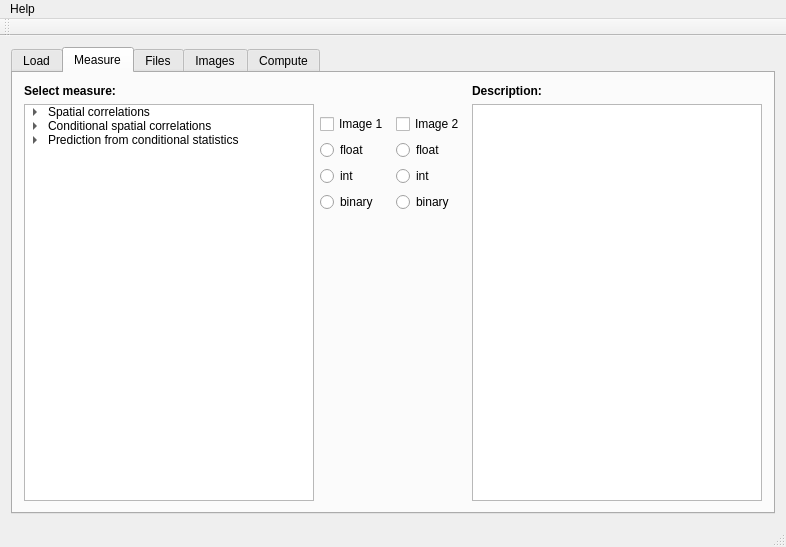
First picture: the form in src/gui_mainwindow.ui, repository tdegeus/GooseEYE, before the edit.
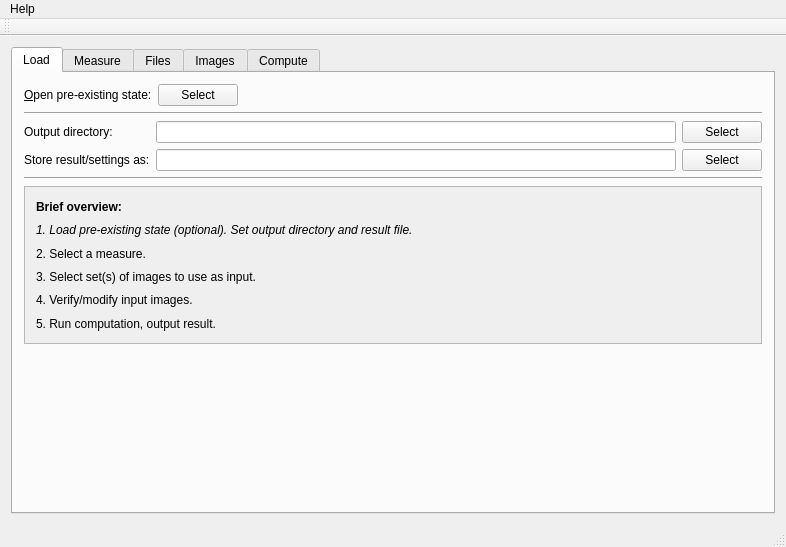
Second picture: the form after the edit. The open tabs and pages were chosen to show the change.

```diff
--- a/src/gui_mainwindow.ui
+++ b/src/gui_mainwindow.ui
@@ -20,12 +20,10 @@
       <property name="currentIndex">
        <number>2</number>
       </property>
-      <widget class="QWidget" name="tabWidgetPage1">
+      <widget class="QWidget" name="tabWidgetPage0">
        <attribute name="title">
         <string>Load</string>
        </attribute>
-       <layout class="QVBoxLayout" name="verticalLayout_11">
-        <item>
          <layout class="QVBoxLayout" name="verticalLayout_8">
           <item>
            <layout class="QHBoxLayout" name="horizontalLayout_25">
@@ -61,6 +59,55 @@
             </item>
            </layout>
           </item>
+        <item>
+         <widget class="Line" name="line_15">
+          <property name="orientation">
+           <enum>Qt::Horizontal</enum>
+          </property>
+         </widget>
+        </item>
+        <item>
+         <layout class="QGridLayout" name="gridLayout_3">
+          <item row="0" column="1">
+           <widget class="QLineEdit" name="tab0_outdir_lineEdit"/>
+          </item>
+          <item row="0" column="0">
+           <widget class="QLabel" name="label_2">
+            <property name="text">
+             <string>Output directory:</string>
+            </property>
+           </widget>
+          </item>
+          <item row="1" column="0">
+           <widget class="QLabel" name="label_3">
+            <property name="text">
+             <string>Store result/settings as:</string>
+            </property>
+           </widget>
+          </item>
+          <item row="1" column="1">
+           <widget class="QLineEdit" name="tab0_result_lineEdit">
+            <property name="text">
+             <string/>
+            </property>
+           </widget>
+          </item>
+          <item row="1" column="2">
+           <widget class="QPushButton" name="tab0_result_pushButton">
+            <property name="text">
+             <string>Select</string>
+            </property>
+           </widget>
+          </item>
+          <item row="0" column="2">
+           <widget class="QPushButton" name="tab0_outdir_pushButton">
+            <property name="text">
+             <string>Select</string>
+            </property>
+           </widget>
+          </item>
+         </layout>
+        </item>
           <item>
            <widget class="Line" name="line_2">
             <property name="orientation">
@@ -78,8 +125,8 @@
               <rect>
                <x>0</x>
                <y>0</y>
-               <width>712</width>
-               <height>170</height>
+             <width>714</width>
+             <height>160</height>
               </rect>
              </property>
              <layout class="QVBoxLayout" name="verticalLayout_9">
@@ -104,7 +151,7 @@
                  </font>
                 </property>
                 <property name="text">
-                 <string>1. [optional] Load pre-existing state.</string>
+               <string>1. Load pre-existing state (optional). Set output directory and result file.</string>
                 </property>
                </widget>
               </item>
@@ -148,14 +195,12 @@
             <property name="sizeHint" stdset="0">
              <size>
               <width>17</width>
-              <height>37</height>
+            <height>87</height>
              </size>
             </property>
            </spacer>
           </item>
          </layout>
-        </item>
-       </layout>
       </widget>
       <widget class="QWidget" name="tabWidgetPage2">
        <attribute name="title">
@@ -260,14 +305,23 @@
              </spacer>
             </item>
             <item>
-             <widget class="QCheckBox" name="tab2_im1_checkBox">
+             <widget class="QCheckBox" name="tab1_im1_checkBox">
+              <property name="enabled">
+               <bool>false</bool>
+              </property>
               <property name="text">
                <string>Image 1</string>
               </property>
+              <property name="checked">
+               <bool>true</bool>
+              </property>
              </widget>
             </item>
             <item>
-             <widget class="QRadioButton" name="tab2_im1f_radioButton">
+             <widget class="QRadioButton" name="tab1_im1f_radioButton">
+              <property name="enabled">
+               <bool>false</bool>
+              </property>
               <property name="text">
                <string>float</string>
               </property>
@@ -277,7 +331,10 @@
              </widget>
             </item>
             <item>
-             <widget class="QRadioButton" name="tab2_im1i_radioButton">
+             <widget class="QRadioButton" name="tab1_im1i_radioButton">
+              <property name="enabled">
+               <bool>false</bool>
+              </property>
               <property name="text">
                <string>int</string>
               </property>
@@ -287,7 +344,10 @@
              </widget>
             </item>
             <item>
-             <widget class="QRadioButton" name="tab2_im1b_radioButton">
+             <widget class="QRadioButton" name="tab1_im1b_radioButton">
+              <property name="enabled">
+               <bool>false</bool>
+              </property>
               <property name="text">
                <string>binary</string>
               </property>
@@ -346,14 +406,20 @@
              </spacer>
             </item>
             <item>
-             <widget class="QCheckBox" name="tab2_im2_checkBox">
+             <widget class="QCheckBox" name="tab1_im2_checkBox">
+              <property name="enabled">
+               <bool>false</bool>
+              </property>
               <property name="text">
                <string>Image 2</string>
               </property>
              </widget>
             </item>
             <item>
-             <widget class="QRadioButton" name="tab2_im2f_radioButton">
+             <widget class="QRadioButton" name="tab1_im2f_radioButton">
+              <property name="enabled">
+               <bool>false</bool>
+              </property>
               <property name="text">
                <string>float</string>
               </property>
@@ -363,7 +429,10 @@
              </widget>
             </item>
             <item>
-             <widget class="QRadioButton" name="tab2_im2i_radioButton">
+             <widget class="QRadioButton" name="tab1_im2i_radioButton">
+              <property name="enabled">
+               <bool>false</bool>
+              </property>
               <property name="text">
                <string>int</string>
               </property>
@@ -373,7 +442,10 @@
              </widget>
             </item>
             <item>
-             <widget class="QRadioButton" name="tab2_im2b_radioButton">
+             <widget class="QRadioButton" name="tab1_im2b_radioButton">
+              <property name="enabled">
+               <bool>false</bool>
+              </property>
               <property name="text">
                <string>binary</string>
               </property>
@@ -1622,7 +1694,7 @@
         </item>
        </layout>
       </widget>
-      <widget class="QWidget" name="tabWidgetPage6">
+      <widget class="QWidget" name="tabWidgetPage4">
        <attribute name="title">
         <string>Compute</string>
        </attribute>
```
Left out of the diff: 224 changed lines with no effect on the pictures. Lines whose indentation alone changed are shown as unchanged.
